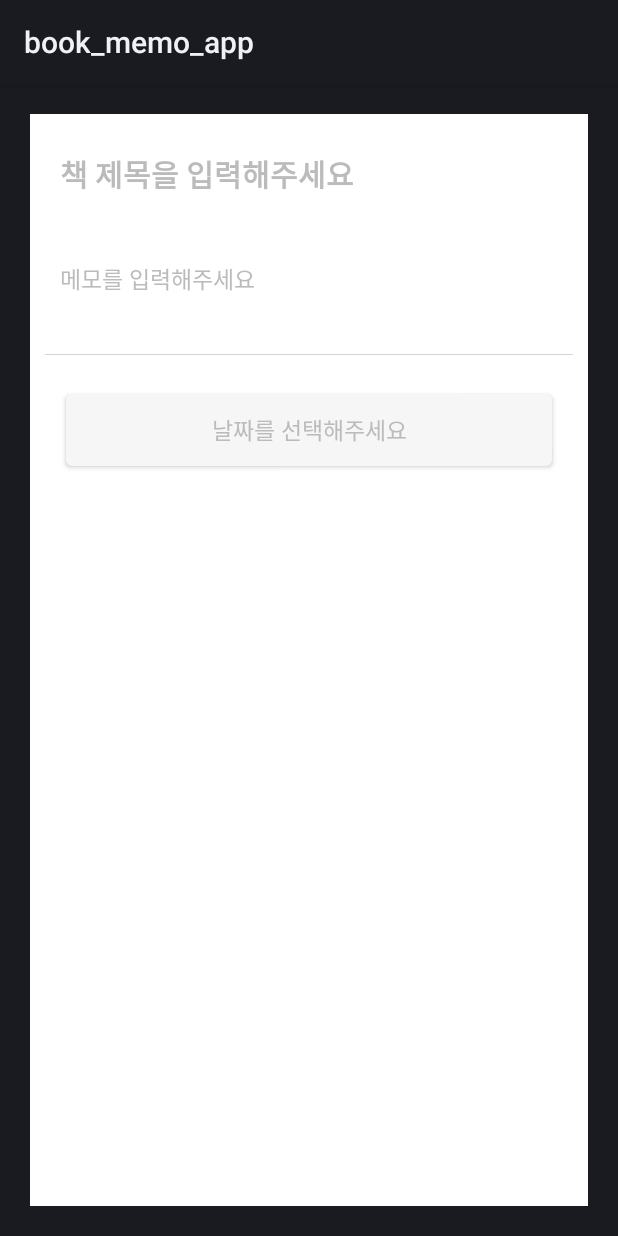
After one commit to nammin-git/footprint, an Android app: the layout memo_dialog.xml on its own in the app's theme, with its tools: preview values and no code run, on a phone screen of 412 x 824 dp. The commit adds this screen. Run offline under Robolectric (Android 15) with nearby library versions, the phone set to English and light mode, and no system bars.

Commit message:
Add files via upload

```diff
--- a/book_memo_app/app/src/main/res/layout/activity_main.xml
+++ b/book_memo_app/app/src/main/res/layout/activity_main.xml
@@ -48,11 +48,11 @@
         app:layout_constraintTop_toBottomOf="@+id/banner" />
 
     <Button
-        android:id="@+id/button"
+        android:id="@+id/add_button"
         android:layout_width="match_parent"
-        android:layout_height="50dp"
-        android:layout_marginTop="30dp"
-        android:background="@color/bright_gray"
+        android:layout_height="55dp"
+        android:layout_marginTop="15dp"
+        android:backgroundTint="@color/bright_gray"
         app:layout_constraintTop_toBottomOf="@+id/line_under_banner"
         android:layout_marginLeft="20dp"
         android:layout_marginRight="20dp"
--- /dev/null
+++ b/book_memo_app/app/src/main/res/layout/memo_dialog.xml
@@ -0,0 +1,58 @@
+<?xml version="1.0" encoding="utf-8"?>
+<LinearLayout
+    xmlns:android="http://schemas.android.com/apk/res/android"
+    android:layout_width="match_parent"
+    android:layout_height="match_parent"
+    android:layout_margin="20dp"
+    android:background="@color/white"
+    android:orientation="vertical">
+
+    <EditText
+        android:layout_width="match_parent"
+        android:layout_height="60dp"
+        android:hint="책 제목을 입력해주세요"
+        android:textColorHint="@color/middle_gray"
+        android:fontFamily="@font/suncheon_b"
+        android:textSize="20dp"
+        android:textStyle="bold"
+        android:layout_marginLeft="20dp"
+        android:layout_marginRight="20dp"
+        android:layout_marginTop="10dp"
+        android:layout_marginBottom="10dp"
+        android:background="@android:color/transparent" />
+
+    <EditText
+        android:layout_width="match_parent"
+        android:layout_height="60dp"
+        android:layout_marginLeft="20dp"
+        android:layout_marginRight="20dp"
+        android:layout_marginBottom="20dp"
+        android:background="@android:color/transparent"
+        android:fontFamily="@font/suncheon_b"
+        android:hint="메모를 입력해주세요"
+        android:lines="3"
+        android:textColorHint="@color/middle_gray"
+        android:textSize="15dp" />
+
+    <!-- 실선 없애기 = android:background="@android:color/transparent" -->
+
+    <LinearLayout
+        android:layout_width="match_parent"
+        android:layout_height="0.5dp"
+        android:background="@color/light_gray"
+        android:layout_marginLeft="10dp"
+        android:layout_marginRight="10dp"
+        android:orientation="vertical" />
+
+    <Button
+        android:id="@+id/dateSelectBtn"
+        android:layout_width="match_parent"
+        android:layout_height="60dp"
+        android:text="날짜를 선택해주세요"
+        android:textSize="15dp"
+        android:backgroundTint="@color/bright_gray"
+        android:fontFamily="@font/suncheon_b"
+        android:textColor="@color/middle_gray"
+        android:layout_margin="20dp"/>
+
+</LinearLayout>
--- a/book_memo_app/app/src/main/res/values/colors.xml
+++ b/book_memo_app/app/src/main/res/values/colors.xml
@@ -7,5 +7,8 @@
     <color name="teal_700">#FF018786</color>
     <color name="black">#FF000000</color>
     <color name="white">#FFFFFFFF</color>
+    <color name="dark_gray">#565656</color>
     <color name="light_gray">#D3D3D3</color>
+    <color name="bright_gray">#f6f6f6</color>
+    <color name="middle_gray">#bbbbbb</color>
 </resources>
--- a/book_memo_app/app/src/main/res/values/themes.xml
+++ b/book_memo_app/app/src/main/res/values/themes.xml
@@ -1,9 +1,10 @@
 <resources xmlns:tools="http://schemas.android.com/tools">
     <!-- Base application theme. -->
-    <style name="Theme.Book_memo_app" parent="Theme.MaterialComponents.DayNight.DarkActionBar">
+    <style name="Theme.Book_memo_app"
+        parent="Theme.MaterialComponents.DayNight.DarkActionBar">
         <item name="windowNoTitle">true</item>
         <!-- Primary brand color. -->
-        <item name="colorPrimary">@color/purple_500</item>
+        <item name="colorPrimary">@color/dark_gray</item>
         <item name="colorPrimaryVariant">@color/purple_700</item>
         <item name="colorOnPrimary">@color/white</item>
         <!-- Secondary brand color. -->
@@ -14,4 +15,11 @@
         <item name="android:statusBarColor" tools:targetApi="l">?attr/colorPrimaryVariant</item>
         <!-- Customize your theme here. -->
     </style>
+    <style name="alertDialogTheme">
+        <item name="android:windowBackground">@android:color/transparent</item>
+        <item name="android:windowMinWidthMajor">100%</item>
+        <item name="android:windowMinWidthMinor">100%</item>
+        <item name="android:windowIsFloating">true</item>
+
+    </style>
 </resources>
```
Also changed, not shown: 1 other file.
